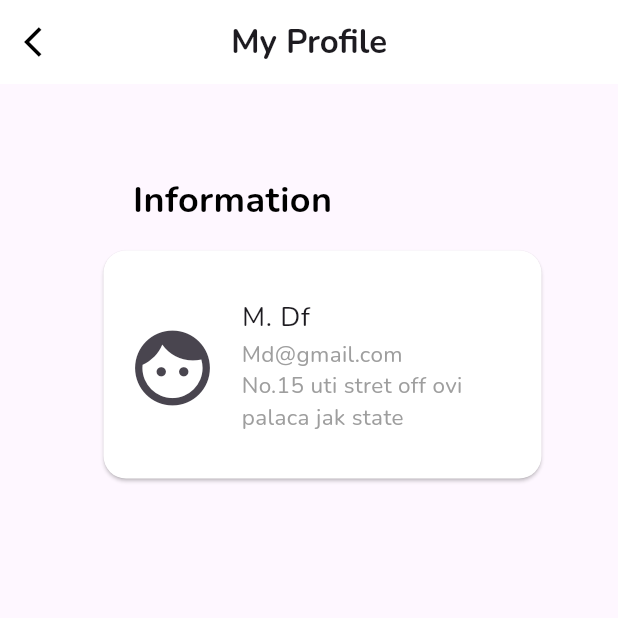
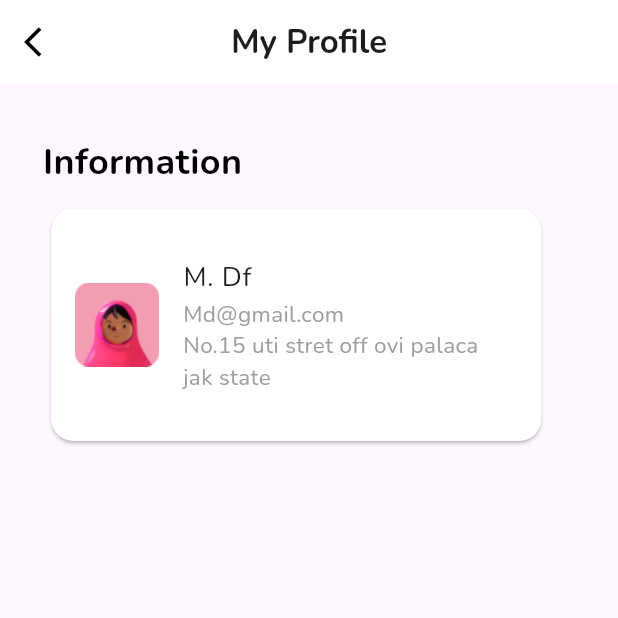
Before and after one commit to Dy4z/flutter-first-app, a Flutter app: the MyProfile screen opened by its route, on a phone screen of 412 x 824 dp, the top half of it. Run offline on Flutter 3.47's test engine with Material 2 defaults, Android fonts, the phone set to English and light mode, and no system bars; our stand-ins replace flutter_native_splash.

Commit message:
fix styling profile Tab

```diff
--- a/lib/MyProfile.dart
+++ b/lib/MyProfile.dart
@@ -27,7 +27,7 @@ class MyProfile extends StatelessWidget {
       Column(
         children : [
           Container(
-            padding: const EdgeInsets.fromLTRB(0, 60, 60, 5),
+            padding: const EdgeInsets.fromLTRB(0, 35, 180, 5),
             child: const Column(
               crossAxisAlignment: CrossAxisAlignment.start,
               children: [
@@ -47,27 +47,29 @@ class MyProfile extends StatelessWidget {
        Container(
         width: 370,
         height: 170,
-        padding: const EdgeInsets.fromLTRB(65, 5, 5, 5),
+        padding: const EdgeInsets.fromLTRB(30, 2, 5, 5),
         child: Card(
           shape: RoundedRectangleBorder(
             borderRadius: BorderRadius.circular(15.0),
           ),
           color: Colors.white,
           elevation: 1,
-          child: const Column(
+          child: Column(
             mainAxisAlignment: MainAxisAlignment.spaceAround,
             // mainAxisSize: MainAxisSize.min,
             children: <Widget>[
               ListTile(
-                leading: Icon(Icons.face, size: 60),
+                leading:
+                // Icon(Icons.face, size: 60),
+                Image.asset('assets/profileimage.png'),
 
-                title: Text(
+                title: const Text(
                   'M. Df',
                   style: TextStyle(fontSize: 18.0)
                 ),
 
 
-                subtitle: Text(
+                subtitle: const Text(
                   'Md@gmail.com\nNo.15 uti stret off ovi palaca jak state',
                   style: TextStyle(
                     fontSize: 15.0,
--- a/pubspec.yaml
+++ b/pubspec.yaml
@@ -73,6 +73,7 @@ flutter:
   - assets/minuman.png
   - assets/minuman2.png
   - assets/minuman3.png
+  - assets/profileimage.png
   - assets/icons/cart.png
   - assets/icons/logo.png
   - assets/icons/menu.png
```
Also changed, not shown: assets/profileimage.png (added).
